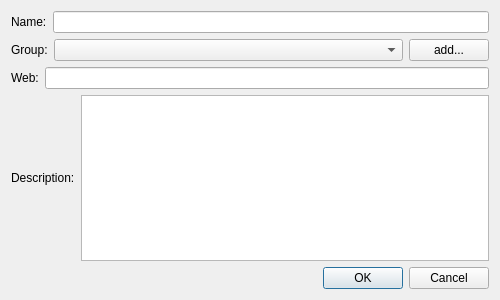
First picture: the form in cparteditdialog.ui, repository birkeh/qtPartlist, before the edit.
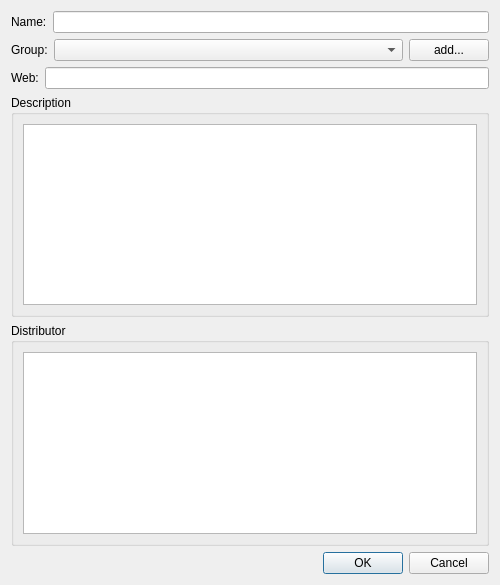
Second picture: the form after the edit.

```diff
--- a/cparteditdialog.ui
+++ b/cparteditdialog.ui
@@ -7,7 +7,7 @@
     <x>0</x>
     <y>0</y>
     <width>500</width>
-    <height>300</height>
+    <height>585</height>
    </rect>
   </property>
   <property name="windowTitle">
@@ -66,18 +66,35 @@
       </layout>
      </item>
      <item>
-      <layout class="QHBoxLayout" name="horizontalLayout_4">
-       <item>
-        <widget class="QLabel" name="label_4">
-         <property name="text">
-          <string>Description:</string>
-         </property>
-        </widget>
-       </item>
-       <item>
-        <widget class="QTextEdit" name="m_lpDescription"/>
-       </item>
-      </layout>
+      <widget class="QGroupBox" name="groupBox_2">
+       <property name="title">
+        <string>Description</string>
+       </property>
+       <layout class="QGridLayout" name="gridLayout_3">
+        <item row="0" column="0">
+         <widget class="QTextEdit" name="m_lpDescription"/>
+        </item>
+       </layout>
+      </widget>
+     </item>
+     <item>
+      <widget class="QGroupBox" name="groupBox">
+       <property name="title">
+        <string>Distributor</string>
+       </property>
+       <layout class="QGridLayout" name="gridLayout_2">
+        <item row="0" column="0">
+         <widget class="QTreeView" name="m_lpPartDistributorList">
+          <property name="alternatingRowColors">
+           <bool>true</bool>
+          </property>
+          <property name="rootIsDecorated">
+           <bool>false</bool>
+          </property>
+         </widget>
+        </item>
+       </layout>
+      </widget>
      </item>
      <item>
       <widget class="QDialogButtonBox" name="m_lpButtonBox">
```
